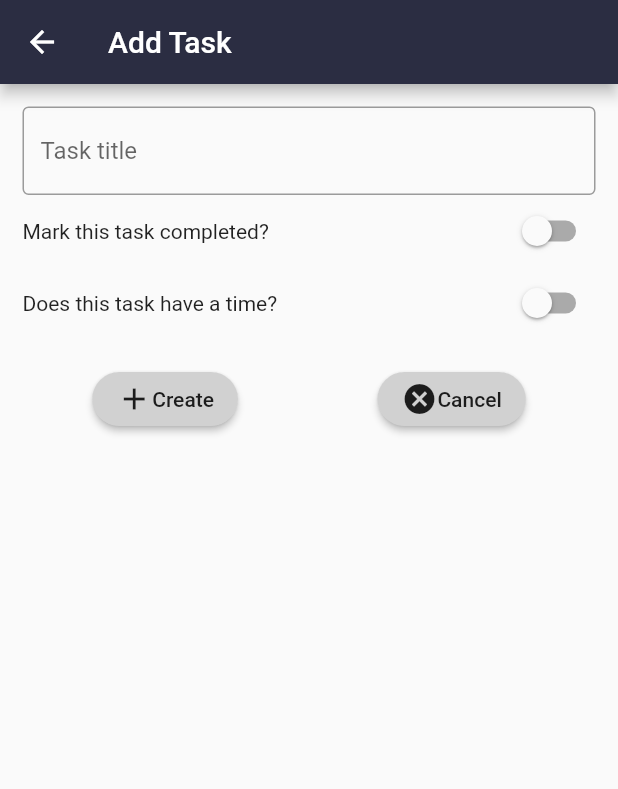
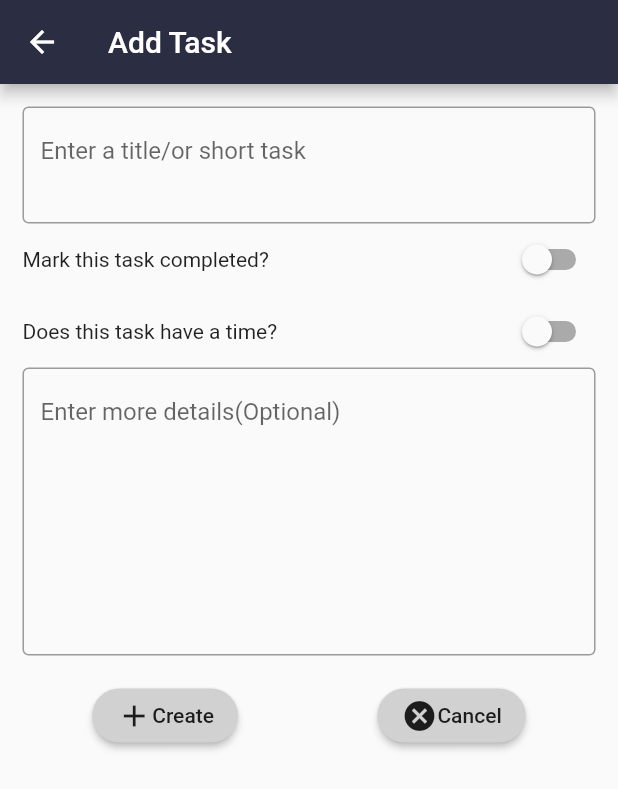
Before and after one commit to ajacin/task-mate, a Flutter app: the AddTaskScreen screen opened directly, on a phone screen of 412 x 824 dp. Shown: the top 789 px of the screen. Run offline on Flutter 3.47's test engine with Material 2 defaults, Android fonts, the phone set to English and light mode, and no system bars; our stand-ins replace date_format, flutter_datetime_picker, fluttertoast, font_awesome_flutter, sqflite; missing offline and left inert: awesome_loader; accounts and stored records are empty.

```diff
--- a/lib/pages/add_task_screen.dart
+++ b/lib/pages/add_task_screen.dart
@@ -14,7 +14,9 @@ class AddTaskScreen extends StatefulWidget {
 
 class _AddTaskScreenState extends State<AddTaskScreen> {
   final taskTitleController = TextEditingController();
+  final taskDetailsController = TextEditingController();
   int completedStatus = 0;
+  String typeOfTask ='text';
   int _timedTask = 0;
   String _date = "Today";
   String _time = "No Time";
@@ -38,7 +40,7 @@ class _AddTaskScreenState extends State<AddTaskScreen> {
       int calculatedTime = datetime.millisecondsSinceEpoch;
       final _timeOfTask = _timedTask == 1 ? calculatedTime : 0;
       final List<TaskDetails> _taskdetail = [];
-      _taskdetail.add(TaskDetails(text:'taskdetailstexthuha',completed: 0));//explore addAll method
+      _taskdetail.add(TaskDetails(text:'Frank Borman (born 1928) is a retired United States Air Force colonel, aeronautical engineer, test pilot, and businessman, and the oldest living former NASA astronaut. In 1968, he was the commander of Apollo 8, the first crewed mission to fly around the Moon, for which he was awarded the Congressional Space Medal of Honor. A graduate of West Point, he served as an air force fighter pilot and flight instructor, and an assistant professor at West Point. He was one of five students in the first class at the Aerospace Research Pilot School, and was selected with the second group of NASA astronauts in 1962. He set a fourteen-day spaceflight endurance record as commander of Gemini 7, and served on the review board for the Apollo 1 fire. He became a senior vice president at Eastern Air Lines in 1970, and later its chief executive officer and chairman of the board, leading the company through its four most profitable years before resigning in 1986. He currently owns a ranch in Montana.',completed: 0));//explore addAll method
       final Task task =
           Task(title: textVal, completed: completed, date: _timeOfTask, type:'text', taskDetails: _taskdetail);
       print('timeoftask $_timeOfTask');
@@ -71,11 +73,12 @@ class _AddTaskScreenState extends State<AddTaskScreen> {
                     controller: taskTitleController,
                     keyboardType: TextInputType.multiline,
                     maxLines: null,
+                    minLines: 2,
                     decoration: InputDecoration(
                         border: OutlineInputBorder(),
                         focusedBorder: InputBorder.none,
                         errorText: _validateTitle ? 'Enter a title' : null,
-                        hintText: "Task title"),
+                        hintText: "Enter a title/or short task"),
                   ),
                   Row(
                     mainAxisAlignment: MainAxisAlignment.spaceBetween,
@@ -238,6 +241,20 @@ class _AddTaskScreenState extends State<AddTaskScreen> {
                     ),
                   ),
                   ),
+                  Container(
+                    width:double.infinity,
+                    child: TextField(
+                    controller: taskDetailsController,
+                    keyboardType: TextInputType.multiline,
+                    maxLines: null,
+                    minLines: 8,
+                    decoration: InputDecoration(
+                        border: OutlineInputBorder(),
+                        focusedBorder: InputBorder.none,
+                        hintText: "Enter more details(Optional)"),
+                  ),
+
+                  ),
                   //time picker
                   Padding(
                     padding: EdgeInsets.only(top: 16.0),
--- a/lib/providers/todos_model.dart
+++ b/lib/providers/todos_model.dart
@@ -30,8 +30,9 @@ class TodosModel extends ChangeNotifier{
       UnmodifiableListView(_tasks.where((todo) => todo.completed==1));
 
   void addTodo(Task task){
-    _tasks.add(task);
+    // _tasks.add(task);
     _save(task);
+    _tasks.removeRange(0, _tasks.length-1);
     notifyListeners();
   }
 
@@ -42,6 +43,7 @@ class TodosModel extends ChangeNotifier{
   }
 
   void toggleTodo(Task task) {
+    print('1');
     final taskIndex = _tasks.indexOf(task);
     _tasks[taskIndex].toggleCompleted();
     _updateNote(_tasks[taskIndex]);
@@ -60,6 +62,7 @@ class TodosModel extends ChangeNotifier{
         int id = await helper.insertTask(task);
         showToast("Task Created");
         print('inserted row: $id');
+        _readAll();
       }
 
     _readAll() async {
```
Also changed, not shown: lib/pages/view_task_screen.dart (+20 -15 lines).
